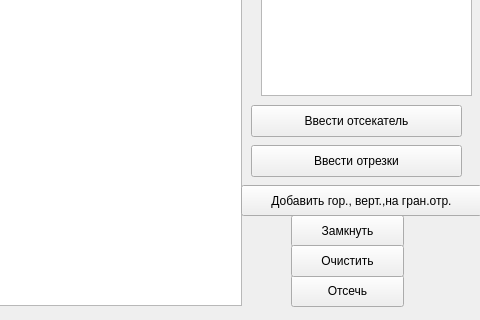
Old version of the form lab8/window.ui in the repository Panda-Lewandowski/Computer-graphics; both pictures show x 329 to 809 and y 285 to 605 of the 809 by 605 pixel window.
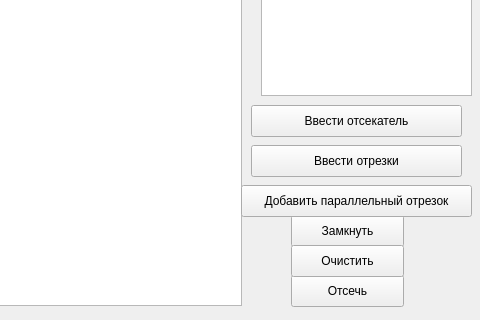
New version of the form.

The edit to the form file:
```diff
--- a/lab8/window.ui
+++ b/lab8/window.ui
@@ -109,19 +109,6 @@
      <string>Ввести отсекатель</string>
     </property>
    </widget>
-   <widget class="QPushButton" name="ect">
-    <property name="geometry">
-     <rect>
-      <x>570</x>
-      <y>470</y>
-      <width>241</width>
-      <height>31</height>
-     </rect>
-    </property>
-    <property name="text">
-     <string>Добавить гор., верт.,на гран.отр.</string>
-    </property>
-   </widget>
    <widget class="QTableWidget" name="table_bars">
     <property name="geometry">
      <rect>
@@ -142,6 +129,19 @@
      </property>
     </column>
    </widget>
+   <widget class="QPushButton" name="ect">
+    <property name="geometry">
+     <rect>
+      <x>570</x>
+      <y>470</y>
+      <width>231</width>
+      <height>32</height>
+     </rect>
+    </property>
+    <property name="text">
+     <string>Добавить параллельный отрезок</string>
+    </property>
+   </widget>
   </widget>
  </widget>
  <resources/>
```
